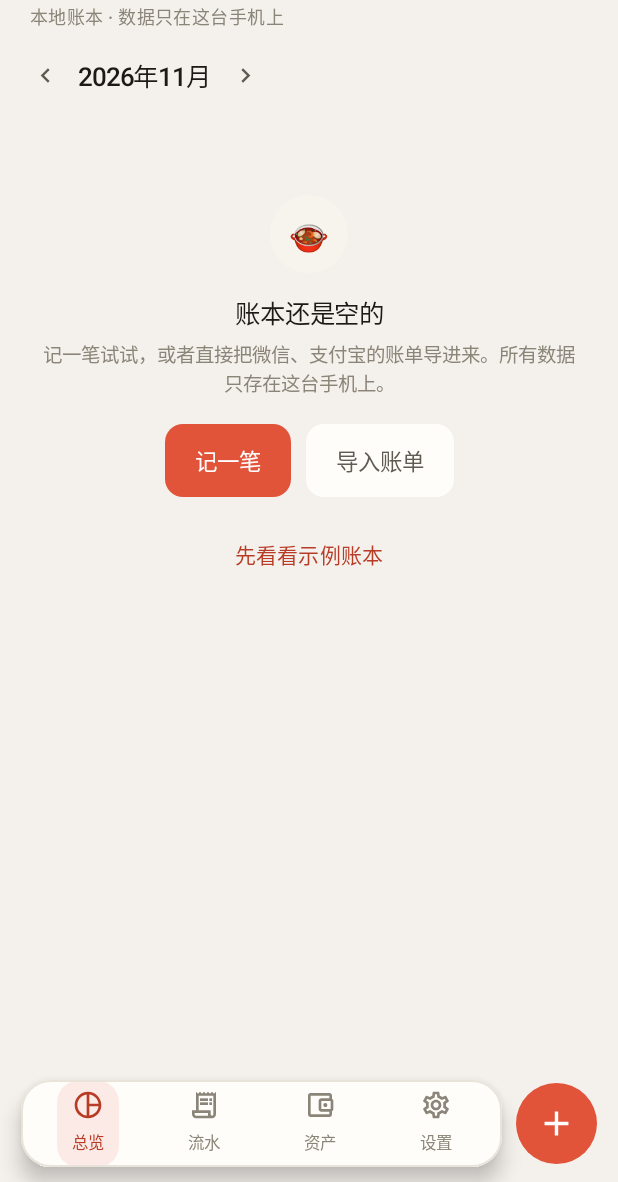
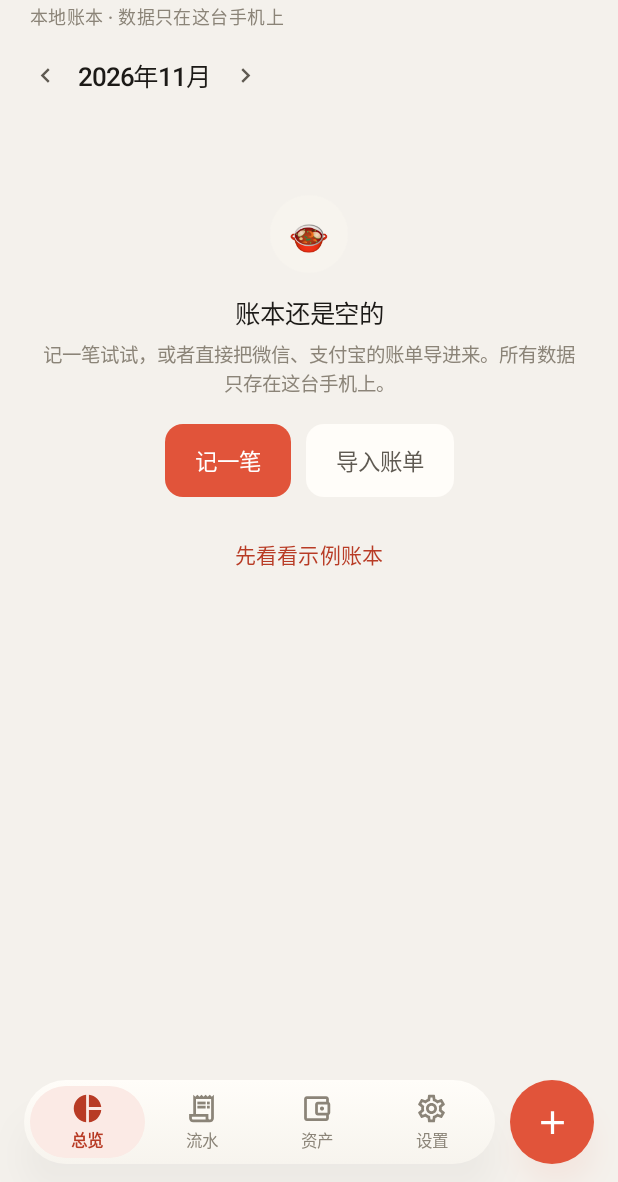
Before and after one commit to TankNee/stockpot-android, an Android app built with Jetpack Compose: the screen it shows after launch (MainActivity), on a phone screen of 412 x 824 dp, the part 54-1236 px from its top. Run offline under Robolectric (Android 15) with nearby library versions, the phone set to English and light mode, and no system bars.

Commit message:
0.8.2：底栏照 BiliPai 重做——胶囊壳体 + 同心胶囊滑块 + 滑动动画
- 壳体 56dp 高、内缩 4dp，壳体与滑块用同一个 RoundedCornerShape(percent = 50)，
  圆角同心嵌套，不再是一块 14dp 圆角的方块压在 20dp 圆角的卡片里
- 滑块位置用 animateFloatAsState + spring(0.76, 420) 在槽位之间插值，
  切换时是滑过去的；选中图标换成实心变体，颜色/字重跟着过渡
- 去掉 Surface 的 1dp 描边，改用 Modifier.shadow(14dp, clip = false) 的真实投影；
  填充改成 panel→panel2 的竖向微渐变，不再是一整块死白
- 加号做成 56dp 圆形，与胶囊等高、同一水平线居中，投影带品牌色
- 标签 11sp/行高 14sp，选中 Bold

参考 jay3-yy/BiliPai 的 FloatingBottomBar / PlainMiuixFloatingBottomBar 的几何与动画参数，
代码是自己写的

```diff
--- a/app/build.gradle.kts
+++ b/app/build.gradle.kts
@@ -23,8 +23,8 @@ android {
         applicationId = "cn.neeto.stockpot"
         minSdk = 26
         targetSdk = 35
-        versionCode = 10
-        versionName = "0.8.0"
+        versionCode = 12
+        versionName = "0.8.2"
         vectorDrawables.useSupportLibrary = true
     }
 
--- a/app/src/main/java/cn/neeto/stockpot/ui/PotRoot.kt
+++ b/app/src/main/java/cn/neeto/stockpot/ui/PotRoot.kt
@@ -5,6 +5,8 @@ import androidx.compose.animation.AnimatedContent
 import androidx.compose.animation.AnimatedVisibility
 import androidx.compose.animation.animateColorAsState
 import androidx.compose.animation.core.FastOutSlowInEasing
+import androidx.compose.animation.core.animateFloatAsState
+import androidx.compose.animation.core.spring
 import androidx.compose.animation.core.tween
 import androidx.compose.animation.fadeIn
 import androidx.compose.animation.fadeOut
@@ -13,10 +15,11 @@ import androidx.compose.animation.slideInVertically
 import androidx.compose.animation.slideOutHorizontally
 import androidx.compose.animation.slideOutVertically
 import androidx.compose.animation.togetherWith
-import androidx.compose.foundation.BorderStroke
 import androidx.compose.foundation.background
 import androidx.compose.foundation.clickable
+import androidx.compose.foundation.layout.Arrangement
 import androidx.compose.foundation.layout.Box
+import androidx.compose.foundation.layout.BoxWithConstraints
 import androidx.compose.foundation.layout.Column
 import androidx.compose.foundation.layout.Row
 import androidx.compose.foundation.layout.RowScope
@@ -27,6 +30,7 @@ import androidx.compose.foundation.layout.fillMaxSize
 import androidx.compose.foundation.layout.fillMaxWidth
 import androidx.compose.foundation.layout.height
 import androidx.compose.foundation.layout.navigationBarsPadding
+import androidx.compose.foundation.layout.offset
 import androidx.compose.foundation.layout.padding
 import androidx.compose.foundation.layout.size
 import androidx.compose.foundation.layout.statusBarsPadding
@@ -34,7 +38,11 @@ import androidx.compose.foundation.layout.width
 import androidx.compose.foundation.shape.CircleShape
 import androidx.compose.foundation.shape.RoundedCornerShape
 import androidx.compose.material.icons.Icons
+import androidx.compose.material.icons.filled.AccountBalanceWallet
 import androidx.compose.material.icons.filled.Add
+import androidx.compose.material.icons.filled.PieChart
+import androidx.compose.material.icons.filled.ReceiptLong
+import androidx.compose.material.icons.filled.Settings
 import androidx.compose.material.icons.outlined.AccountBalanceWallet
 import androidx.compose.material.icons.outlined.PieChart
 import androidx.compose.material.icons.outlined.ReceiptLong
@@ -56,8 +64,11 @@ import androidx.compose.runtime.setValue
 import androidx.compose.ui.Alignment
 import androidx.compose.ui.Modifier
 import androidx.compose.ui.draw.clip
+import androidx.compose.ui.draw.shadow
+import androidx.compose.ui.graphics.Brush
 import androidx.compose.ui.graphics.Color
 import androidx.compose.ui.graphics.vector.ImageVector
+import androidx.compose.ui.unit.IntOffset
 import androidx.compose.ui.text.font.FontWeight
 import androidx.compose.ui.text.style.TextAlign
 import androidx.compose.ui.unit.dp
@@ -84,13 +95,20 @@ import cn.neeto.stockpot.ui.screens.WalletKindScreen
 import cn.neeto.stockpot.ui.theme.LocalPotColors
 import kotlinx.coroutines.delay
 
-private data class PotTab(val id: String, val label: String, val icon: ImageVector, val hint: String)
+private data class PotTab(
+    val id: String,
+    val label: String,
+    val icon: ImageVector,
+    /** 选中时换成实心图标，跟 BiliPai 一样 */
+    val iconActive: ImageVector,
+    val hint: String,
+)
 
 private val tabs = listOf(
-    PotTab("overview", "总览", Icons.Outlined.PieChart, "本地账本 · 数据只在这台手机上"),
-    PotTab("entries", "流水", Icons.Outlined.ReceiptLong, "每一笔都可以改，也可以删"),
-    PotTab("assets", "资产", Icons.Outlined.AccountBalanceWallet, "账户余额与净资产，余额自己维护"),
-    PotTab("settings", "设置", Icons.Outlined.Settings, "外观、分类、规则、导入与备份"),
+    PotTab("overview", "总览", Icons.Outlined.PieChart, Icons.Filled.PieChart, "本地账本 · 数据只在这台手机上"),
+    PotTab("entries", "流水", Icons.Outlined.ReceiptLong, Icons.Filled.ReceiptLong, "每一笔都可以改，也可以删"),
+    PotTab("assets", "资产", Icons.Outlined.AccountBalanceWallet, Icons.Filled.AccountBalanceWallet, "账户余额与净资产，余额自己维护"),
+    PotTab("settings", "设置", Icons.Outlined.Settings, Icons.Filled.Settings, "外观、分类、规则、导入与备份"),
 )
 
 /** 压在 tab 之上的页面：导入、项目列表、项目详情、账户添加。 */
@@ -676,9 +694,14 @@ private fun PotTopBar(subtitle: String) {
 }
 
 /**
- * 底部导航：一整条悬浮的胶囊，选中的 tab 有一块淡淡的底色；右侧贴着一个圆形加号，
- * 跟胶囊同一条水平线、上下居中对齐。设置页没有可加的东西，加号就不出现，胶囊占满整行。
+ * 底部导航：照 BiliPai 的悬浮胶囊做 —— 壳体 56dp 高、内缩 4dp，滑块跟壳体是同一个胶囊形状
+ * （所以圆角是同心嵌套的），选中项的位置靠槽位插值滑过去，不是原地换色。
+ * 右侧的加号跟胶囊同高、同一条水平线，设置页没有可加的东西时不出现。
  */
+private val PotBarHeight = 56.dp
+private val PotBarInset = 4.dp
+private val PotBarShape = RoundedCornerShape(percent = 50)
+
 @Composable
 private fun PotBottomBar(
     selected: String,
@@ -688,24 +711,50 @@ private fun PotBottomBar(
     onAdd: () -> Unit,
 ) {
     val colors = LocalPotColors.current
+    val index = tabs.indexOfFirst { it.id == selected }.coerceAtLeast(0)
+    // 滑块位置：切 tab 时从旧槽位滑到新槽位，带一点回弹，跟看盘软件那种手感一致
+    val slotPosition by animateFloatAsState(
+        targetValue = index.toFloat(),
+        animationSpec = spring(dampingRatio = 0.76f, stiffness = 420f),
+        label = "barSlot",
+    )
     Row(
         modifier = Modifier
             .fillMaxWidth()
             .navigationBarsPadding()
-            .padding(start = 14.dp, end = 14.dp, top = 6.dp, bottom = 10.dp),
+            .padding(start = 16.dp, end = 16.dp, top = 8.dp, bottom = 12.dp),
         verticalAlignment = Alignment.CenterVertically,
     ) {
-        Surface(
+        BoxWithConstraints(
             modifier = Modifier
                 .weight(1f)
-                .height(58.dp),
-            shape = RoundedCornerShape(20.dp),
-            color = colors.panel,
-            border = BorderStroke(1.dp, colors.line.copy(alpha = 0.9f)),
-            shadowElevation = 8.dp,
+                .height(PotBarHeight)
+                // 投影画在形状外面（clip = false），壳体本身不描边，靠阴影跟页面分层
+                .shadow(
+                    elevation = 14.dp,
+                    shape = PotBarShape,
+                    clip = false,
+                    ambientColor = Color.Black.copy(alpha = 0.10f),
+                    spotColor = Color.Black.copy(alpha = 0.18f),
+                )
+                // 上浅下深的一点点过渡，避免一整块死白压在纸色上像另一张卡片
+                .background(
+                    Brush.verticalGradient(listOf(colors.panel, colors.panel2)),
+                    PotBarShape,
+                )
+                .padding(PotBarInset),
         ) {
+            val slot = maxWidth / tabs.size
+            Box(
+                modifier = Modifier
+                    .offset { IntOffset((slot * slotPosition).roundToPx(), 0) }
+                    .width(slot)
+                    .fillMaxHeight()
+                    .clip(PotBarShape)
+                    .background(colors.brandTint),
+            )
             Row(
-                modifier = Modifier.fillMaxSize().padding(horizontal = 5.dp),
+                modifier = Modifier.fillMaxSize(),
                 verticalAlignment = Alignment.CenterVertically,
             ) {
                 tabs.forEach { item ->
@@ -714,12 +763,18 @@ private fun PotBottomBar(
             }
         }
         if (showAdd) {
-            Spacer(Modifier.width(9.dp))
+            Spacer(Modifier.width(10.dp))
             Box(
                 modifier = Modifier
-                    .size(54.dp)
-                    .clip(CircleShape)
-                    .background(colors.brand)
+                    .size(56.dp)
+                    .shadow(
+                        elevation = 10.dp,
+                        shape = CircleShape,
+                        clip = false,
+                        ambientColor = colors.brand.copy(alpha = 0.20f),
+                        spotColor = colors.brand.copy(alpha = 0.35f),
+                    )
+                    .background(colors.brand, CircleShape)
                     .clickable { onAdd() },
                 contentAlignment = Alignment.Center,
             ) {
@@ -727,7 +782,7 @@ private fun PotBottomBar(
                     Icons.Filled.Add,
                     contentDescription = addHint,
                     tint = colors.onBrand,
-                    modifier = Modifier.size(27.dp),
+                    modifier = Modifier.size(26.dp),
                 )
             }
         }
@@ -737,46 +792,38 @@ private fun PotBottomBar(
 @Composable
 private fun RowScope.TabCell(item: PotTab, active: Boolean, onClick: () -> Unit) {
     val colors = LocalPotColors.current
-    val pill by animateColorAsState(
-        targetValue = if (active) colors.brandTint else Color.Transparent,
-        animationSpec = tween(180),
-        label = "tabPill",
-    )
+    // 滑块在两层之间滑，文字跟着变深，不用再做一块自己的底色
     val tone by animateColorAsState(
         targetValue = if (active) colors.brandInk else colors.ink3,
-        animationSpec = tween(180),
+        animationSpec = tween(200),
         label = "tabTone",
     )
-    Box(
+    Column(
         modifier = Modifier
             .weight(1f)
             .fillMaxHeight()
-            .clip(RoundedCornerShape(16.dp))
+            .clip(PotBarShape)
             .clickable { onClick() },
-        contentAlignment = Alignment.Center,
-    ) {
-        Column(
-            modifier = Modifier
-                .clip(RoundedCornerShape(14.dp))
-                .background(pill)
-                .padding(horizontal = 10.dp, vertical = 5.dp),
+        verticalArrangement = Arrangement.Center,
         horizontalAlignment = Alignment.CenterHorizontally,
     ) {
         Icon(
-                item.icon,
+            imageVector = if (active) item.iconActive else item.icon,
             contentDescription = item.label,
             tint = tone,
-                modifier = Modifier.size(21.dp),
+            modifier = Modifier.size(22.dp),
         )
-            Spacer(Modifier.height(3.dp))
+        Spacer(Modifier.height(2.dp))
         Text(
             text = item.label,
+            style = MaterialTheme.typography.labelSmall.copy(
                 fontSize = 11.sp,
+                lineHeight = 14.sp,
+                fontWeight = if (active) FontWeight.Bold else FontWeight.Medium,
+            ),
             color = tone,
-                fontWeight = if (active) FontWeight.Medium else FontWeight.Normal,
             textAlign = TextAlign.Center,
             maxLines = 1,
         )
     }
 }
-}
```
Lines whose indentation alone changed are shown as unchanged.
